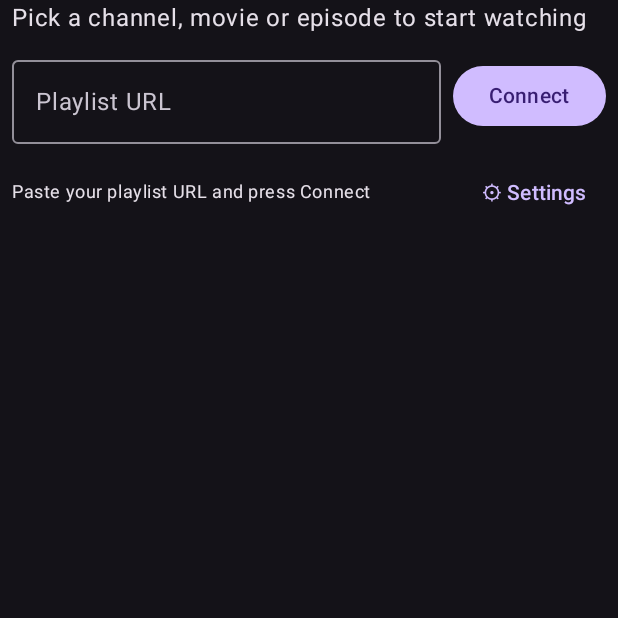
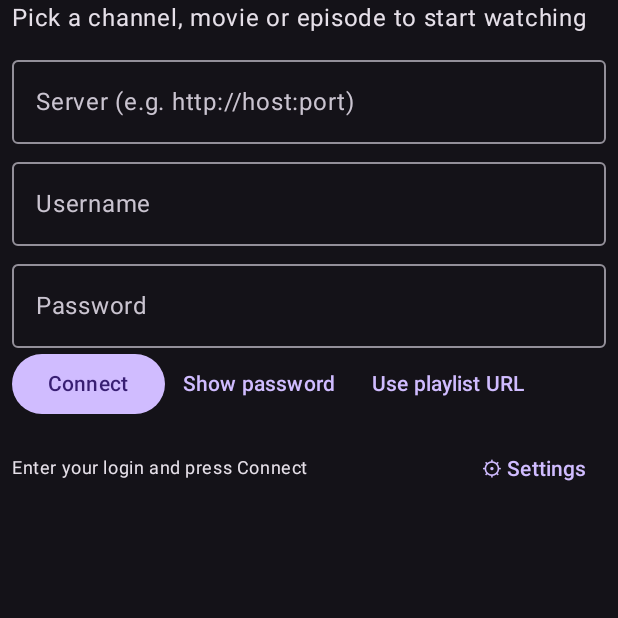
Before and after one commit to jrvance2/Greens-Locks, an Android app built with Jetpack Compose: the screen it shows after launch (MainActivity), on a phone screen of 412 x 824 dp, the top half of it. Run offline under Robolectric (Android 15) with nearby library versions, the phone set to English and light mode, and no system bars; pictures from the network do not load.

Commit message:
Add server/username/password login (URL entry still available)
Co-Authored-By: Claude Sonnet 5.5 <noreply@anthropic.com>
Claude-Session: https://claude.ai/code/session_01V2HdSaPeD9z1FoMTCN6SMv

```diff
--- a/iptv-android/app/src/main/java/com/greenslocks/iptv/MainActivity.kt
+++ b/iptv-android/app/src/main/java/com/greenslocks/iptv/MainActivity.kt
@@ -36,6 +36,7 @@ import androidx.compose.ui.input.key.onPreviewKeyEvent
 import androidx.compose.ui.input.key.type
 import androidx.compose.ui.layout.ContentScale
 import androidx.compose.ui.platform.LocalContext
+import androidx.compose.ui.text.input.PasswordVisualTransformation
 import androidx.compose.ui.text.style.TextOverflow
 import androidx.compose.ui.unit.dp
 import androidx.compose.ui.viewinterop.AndroidView
@@ -245,9 +246,15 @@ private fun App() {
     var profiles by remember { mutableStateOf(store.profiles()) }
     var activeProfile by remember { mutableIntStateOf(store.active) }
     var urlText by remember { mutableStateOf(store.url()) }
+    val initial = remember { xtreamFromUrl(urlText) }
+    var server by remember { mutableStateOf(initial?.base.orEmpty()) }
+    var user by remember { mutableStateOf(initial?.user.orEmpty()) }
+    var pass by remember { mutableStateOf(initial?.pass.orEmpty()) }
+    var useUrl by remember { mutableStateOf(urlText.isNotBlank() && initial == null) }
+    var showPass by remember { mutableStateOf(false) }
     var provider by remember { mutableStateOf<Provider?>(null) }
     var showSetup by remember { mutableStateOf(true) }
-    var status by remember { mutableStateOf("Paste your playlist URL and press Connect") }
+    var status by remember { mutableStateOf("Enter your login and press Connect") }
     var busy by remember { mutableStateOf(false) }
     var tab by remember { mutableStateOf(Tab.LIVE) }
     val catCache = remember { mutableStateMapOf<Tab, List<Category>>() }
@@ -420,7 +427,20 @@ private fun App() {
         detailEntry = null; detail = null; allLive = null; query = ""
     }
 
+    fun syncFields() {
+        val x = xtreamFromUrl(urlText)
+        server = x?.base.orEmpty(); user = x?.user.orEmpty(); pass = x?.pass.orEmpty()
+        useUrl = x == null && urlText.isNotBlank()
+    }
+
     fun connect() {
+        if (!useUrl) {
+            if (server.isBlank() || user.isBlank() || pass.isEmpty()) {
+                status = "Enter server, username and password"
+                return
+            }
+            urlText = buildXtreamUrl(server, user, pass)
+        }
         store.setUrl(urlText)
         launchLoad {
             status = "Connecting…"
@@ -440,6 +460,7 @@ private fun App() {
 
     fun loadProfileState() {
         urlText = store.url()
+        syncFields()
         favorites = store.favorites()
         history = store.list("hist")
         hiddenCats = store.list("hidCats").toSet()
@@ -803,14 +824,41 @@ private fun App() {
     // ---- main UI
     val browser: @Composable ColumnScope.() -> Unit = {
         if (showSetup || provider == null) {
-            Row(Modifier.padding(vertical = 8.dp), verticalAlignment = Alignment.CenterVertically) {
-                OutlinedTextField(
-                    value = urlText, onValueChange = { urlText = it },
-                    label = { Text("Playlist URL") }, singleLine = true,
-                    modifier = Modifier.weight(1f),
-                )
-                Spacer(Modifier.width(8.dp))
-                Button(onClick = ::connect) { Text("Connect") }
+            Column(Modifier.padding(vertical = 8.dp)) {
+                if (useUrl) {
+                    OutlinedTextField(
+                        value = urlText, onValueChange = { urlText = it },
+                        label = { Text("Playlist URL") }, singleLine = true,
+                        modifier = Modifier.fillMaxWidth(),
+                    )
+                } else {
+                    OutlinedTextField(
+                        value = server, onValueChange = { server = it },
+                        label = { Text("Server (e.g. http://host:port)") }, singleLine = true,
+                        modifier = Modifier.fillMaxWidth(),
+                    )
+                    OutlinedTextField(
+                        value = user, onValueChange = { user = it },
+                        label = { Text("Username") }, singleLine = true,
+                        modifier = Modifier.fillMaxWidth().padding(top = 4.dp),
+                    )
+                    OutlinedTextField(
+                        value = pass, onValueChange = { pass = it },
+                        label = { Text("Password") }, singleLine = true,
+                        visualTransformation = if (showPass) androidx.compose.ui.text.input.VisualTransformation.None
+                        else PasswordVisualTransformation(),
+                        modifier = Modifier.fillMaxWidth().padding(top = 4.dp),
+                    )
+                }
+                Row(verticalAlignment = Alignment.CenterVertically) {
+                    Button(onClick = ::connect) { Text("Connect") }
+                    if (!useUrl) {
+                        TextButton(onClick = { showPass = !showPass }) { Text(if (showPass) "Hide password" else "Show password") }
+                    }
+                    TextButton(onClick = { useUrl = !useUrl }) {
+                        Text(if (useUrl) "Use username/password" else "Use playlist URL")
+                    }
+                }
             }
         }
         Row(verticalAlignment = Alignment.CenterVertically) {
@@ -819,7 +867,7 @@ private fun App() {
                 style = MaterialTheme.typography.bodySmall, modifier = Modifier.weight(1f),
             )
             if (!showSetup && provider != null) {
-                TextButton(onClick = { showSetup = true }) { Text("URL") }
+                TextButton(onClick = { showSetup = true }) { Text("Login") }
             }
             TextButton(onClick = ::openSettings) { Text("⚙ Settings") }
         }
```
Also changed, not shown: iptv-android/app/src/main/java/com/greenslocks/iptv/Provider.kt (+10 -3 lines).
